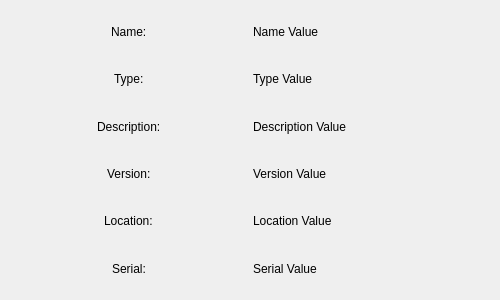
First picture: the form in qt/OpenRGBDeviceInfoPage.ui, repository CalcProgrammer1/OpenRGB, before the edit.
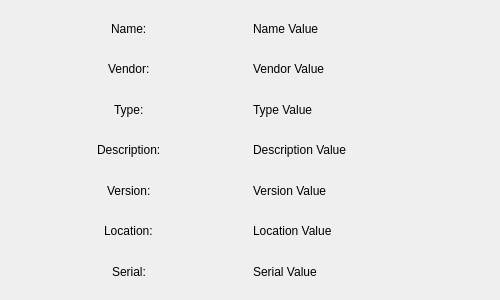
Second picture: the form after the edit.

Commit message: Add vendor string to RGBController API and update all controllers with vendor information, add vendor to device information page

```diff
--- a/qt/OpenRGBDeviceInfoPage.ui
+++ b/qt/OpenRGBDeviceInfoPage.ui
@@ -22,41 +22,27 @@
     </widget>
    </item>
    <item row="1" column="0" alignment="Qt::AlignHCenter">
+    <widget class="QLabel" name="VendorLabel">
+     <property name="text">
+      <string>Vendor:</string>
+     </property>
+    </widget>
+   </item>
+   <item row="2" column="0" alignment="Qt::AlignHCenter">
     <widget class="QLabel" name="TypeLabel">
      <property name="text">
       <string>Type:</string>
      </property>
     </widget>
    </item>
-   <item row="2" column="1">
-    <widget class="QLabel" name="DescriptionValue">
-     <property name="text">
-      <string>Description Value</string>
-     </property>
-    </widget>
-   </item>
-   <item row="3" column="1">
-    <widget class="QLabel" name="VersionValue">
-     <property name="text">
-      <string>Version Value</string>
-     </property>
-    </widget>
-   </item>
-   <item row="4" column="1">
-    <widget class="QLabel" name="LocationValue">
-     <property name="text">
-      <string>Location Value</string>
-     </property>
-    </widget>
-   </item>
-   <item row="1" column="1">
-    <widget class="QLabel" name="TypeValue">
-     <property name="text">
-      <string>Type Value</string>
-     </property>
-    </widget>
-   </item>
    <item row="3" column="0" alignment="Qt::AlignHCenter">
+    <widget class="QLabel" name="DescriptionLabel">
+     <property name="text">
+      <string>Description:</string>
+     </property>
+    </widget>
+   </item>
+   <item row="4" column="0" alignment="Qt::AlignHCenter">
     <widget class="QLabel" name="VersionLabel">
      <property name="text">
       <string>Version:</string>
@@ -64,23 +50,16 @@
     </widget>
    </item>
    <item row="5" column="0" alignment="Qt::AlignHCenter">
-    <widget class="QLabel" name="SerialLabel">
-     <property name="text">
-      <string>Serial:</string>
-     </property>
-    </widget>
-   </item>
-   <item row="4" column="0" alignment="Qt::AlignHCenter">
     <widget class="QLabel" name="LocationLabel">
      <property name="text">
       <string>Location:</string>
      </property>
     </widget>
    </item>
-   <item row="5" column="1">
-    <widget class="QLabel" name="SerialValue">
+   <item row="6" column="0" alignment="Qt::AlignHCenter">
+    <widget class="QLabel" name="SerialLabel">
      <property name="text">
-      <string>Serial Value</string>
+      <string>Serial:</string>
      </property>
     </widget>
    </item>
@@ -91,10 +70,45 @@
      </property>
     </widget>
    </item>
-   <item row="2" column="0" alignment="Qt::AlignHCenter">
-    <widget class="QLabel" name="DescriptionLabel">
+   <item row="1" column="1">
+    <widget class="QLabel" name="VendorValue">
      <property name="text">
-      <string>Description:</string>
+      <string>Vendor Value</string>
+     </property>
+    </widget>
+   </item>
+   <item row="2" column="1">
+    <widget class="QLabel" name="TypeValue">
+     <property name="text">
+      <string>Type Value</string>
+     </property>
+    </widget>
+   </item>
+   <item row="3" column="1">
+    <widget class="QLabel" name="DescriptionValue">
+     <property name="text">
+      <string>Description Value</string>
+     </property>
+    </widget>
+   </item>
+   <item row="4" column="1">
+    <widget class="QLabel" name="VersionValue">
+     <property name="text">
+      <string>Version Value</string>
+     </property>
+    </widget>
+   </item>
+   <item row="5" column="1">
+    <widget class="QLabel" name="LocationValue">
+     <property name="text">
+      <string>Location Value</string>
+     </property>
+    </widget>
+   </item>
+   <item row="6" column="1">
+    <widget class="QLabel" name="SerialValue">
+     <property name="text">
+      <string>Serial Value</string>
      </property>
     </widget>
    </item>
```
The commit also changes 68 other files.
